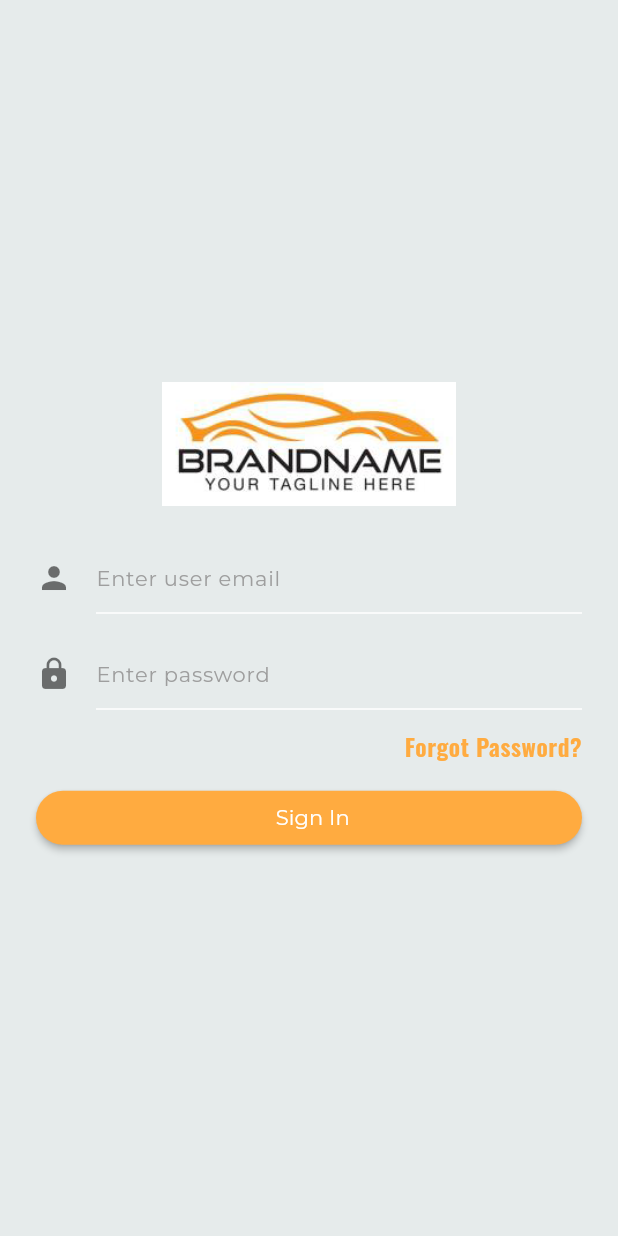
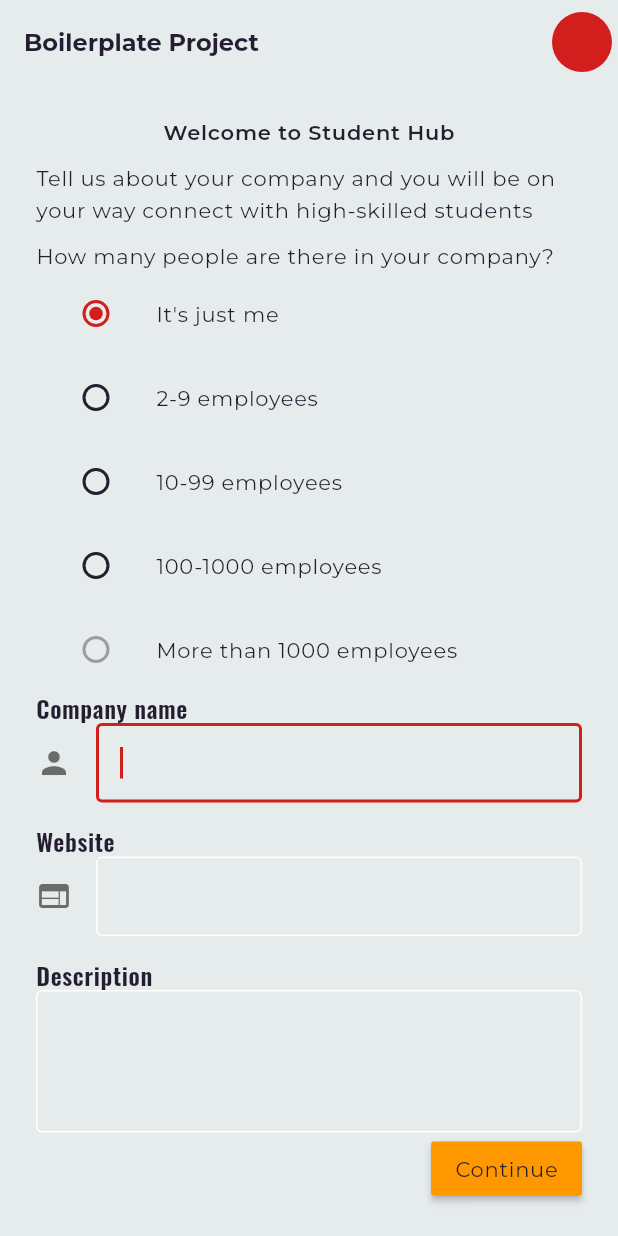
Before and after one commit to bebaoboy/advancedmobiledev_studenthub_20127600_20127004_20127171, a Flutter app: the screen it shows after launch, on a phone screen of 412 x 824 dp. Run offline on Flutter 3.47's test engine with Material 3 defaults, Android fonts, the phone set to English and light mode, and no system bars; our stand-ins replace another_flushbar, dio, event_bus, firebase_analytics, firebase_core, firebase_crashlytics and 8 more; missing offline and left inert: material_dialog, xxtea; accounts and stored records are empty; generated files the repository leaves out were written again.

Commit message:
feature/profile-screen-company: add mockup design
 -implement mock up design for company profile screen

```diff
--- a/lib/core/widgets/textfield_widget.dart
+++ b/lib/core/widgets/textfield_widget.dart
@@ -38,6 +38,9 @@ class TextFieldWidget extends StatelessWidget {
                 Theme.of(context).textTheme.bodyText1!.copyWith(color: hintColor),
             errorText: errorText,
             counterText: '',
+            border: const OutlineInputBorder(
+              borderSide: BorderSide(color: Colors.black)
+            ),
             icon: this.isIcon ? Icon(this.icon, color: iconColor) : null),
       ),
     );
--- a/lib/presentation/di/module/store_module.dart
+++ b/lib/presentation/di/module/store_module.dart
@@ -11,6 +11,7 @@ import 'package:boilerplate/presentation/home/store/language/language_store.dart
 import 'package:boilerplate/presentation/home/store/theme/theme_store.dart';
 import 'package:boilerplate/presentation/login/store/login_store.dart';
 import 'package:boilerplate/presentation/post/store/post_store.dart';
+import 'package:boilerplate/presentation/profile/store/form/profile_form_store.dart';
 
 import '../../../di/service_locator.dart';
 
@@ -22,6 +23,7 @@ mixin StoreModule {
     getIt.registerFactory(
       () => FormStore(getIt<FormErrorStore>(), getIt<ErrorStore>()),
     );
+    getIt.registerFactory(() => ProfileFormErrorStore(),);
 
     // stores:------------------------------------------------------------------
     getIt.registerSingleton<UserStore>(
@@ -33,6 +35,8 @@ mixin StoreModule {
         getIt<ErrorStore>(),
       ),
     );
+
+    getIt.registerFactory(() => ProfileFormStore(getIt<ProfileFormErrorStore>(), getIt<ErrorStore>()));
 
     getIt.registerSingleton<PostStore>(
       PostStore(
--- a/lib/presentation/my_app.dart
+++ b/lib/presentation/my_app.dart
@@ -5,6 +5,7 @@ import 'package:boilerplate/presentation/home/store/language/language_store.dart
 import 'package:boilerplate/presentation/home/store/theme/theme_store.dart';
 import 'package:boilerplate/presentation/login/login.dart';
 import 'package:boilerplate/presentation/login/store/login_store.dart';
+import 'package:boilerplate/presentation/profile/profile.dart';
 import 'package:boilerplate/utils/locale/app_localization.dart';
 import 'package:boilerplate/utils/routes/routes.dart';
 import 'package:flutter/material.dart';
@@ -46,7 +47,8 @@ class MyApp extends StatelessWidget {
             // Built-in localization of basic text for Cupertino widgets
             GlobalCupertinoLocalizations.delegate,
           ],
-          home: _userStore.isLoggedIn ? HomeScreen() : LoginScreen(),
+          // home: _userStore.isLoggedIn ? HomeScreen() : LoginScreen(),
+          home: ProfileScreen(),
         );
       },
     );
--- /dev/null
+++ b/lib/presentation/profile/profile.dart
@@ -0,0 +1,303 @@
+import 'package:another_flushbar/flushbar_helper.dart';
+import 'package:boilerplate/constants/app_theme.dart';
+import 'package:boilerplate/core/widgets/progress_indicator_widget.dart';
+import 'package:boilerplate/core/widgets/textfield_widget.dart';
+import 'package:boilerplate/presentation/home/store/theme/theme_store.dart';
+import 'package:boilerplate/presentation/login/store/login_store.dart';
+import 'package:boilerplate/utils/locale/app_localization.dart';
+import 'package:boilerplate/utils/routes/routes.dart';
+import 'package:flutter/material.dart';
+import 'package:flutter_mobx/flutter_mobx.dart';
+
+import '../../constants/strings.dart';
+import '../../di/service_locator.dart';
+import 'store/form/profile_form_store.dart';
+
+enum CompanySize {
+  single, // 1
+  small, // 2-9
+  medium, // 10-100
+  large, // 100-1000
+  xLarge // 1000+
+}
+
+class ProfileScreen extends StatefulWidget {
+  @override
+  _ProfileScreenState createState() => _ProfileScreenState();
+}
+
+class _ProfileScreenState extends State<ProfileScreen> {
+  //stores:---------------------------------------------------------------------
+  final ThemeStore _themeStore = getIt<ThemeStore>();
+  final ProfileFormStore _formStore = getIt<ProfileFormStore>();
+  final UserStore _userStore = getIt<UserStore>();
+
+  //textEdittingController
+  final TextEditingController _companyNameController = TextEditingController();
+  final TextEditingController _websiteURLController = TextEditingController();
+  final TextEditingController _descriptionController = TextEditingController();
+
+  late FocusNode _companyFocusNode;
+
+  CompanySize _companySize = CompanySize.single;
+
+  @override
+  void initState() {
+    super.initState();
+  }
+
+  @override
+  Widget build(BuildContext context) {
+    return Scaffold(
+      primary: true,
+      appBar: _buildAppBar(context),
+      body: _buildBody(),
+    );
+  }
+
+  PreferredSizeWidget _buildAppBar(BuildContext context) {
+    return AppBar(
+      title: const Text(Strings.appName),
+      actions: _buildActions(context),
+    );
+  }
+
+  List<Widget> _buildActions(BuildContext context) {
+    return <Widget>[
+      IconButton.filled(onPressed: () => {}, icon: const Icon(Icons.person))
+    ];
+  }
+
+  // body methods:--------------------------------------------------------------
+  Widget _buildBody() {
+    return Material(
+      child: Stack(children: <Widget>[
+        Center(child: _buildRightSide()),
+        Observer(
+          builder: (context) {
+            return _userStore.success
+                ? navigate(context)
+                : _showErrorMessage(_formStore.errorStore.errorMessage);
+          },
+        ),
+        Observer(
+          builder: (context) {
+            return Visibility(
+              visible: _userStore.isLoading,
+              child: CustomProgressIndicatorWidget(),
+            );
+          },
+        ),
+      ]),
+    );
+  }
+
+  Widget _buildCompanySizeSelection(BuildContext context) {
+    return Column(
+      crossAxisAlignment: CrossAxisAlignment.start,
+      children: <Widget>[
+        for (int i = 1; i <= 5; i++)
+          ListTile(
+            title: Text(
+                AppLocalizations.of(context)
+                    .translate('profile_question_1_choice_$i'),
+                style: Theme.of(context).textTheme.bodyText1),
+            leading: Radio<CompanySize>(
+              value: CompanySize.values[i - 1],
+              groupValue: _companySize,
+              onChanged: i == 5
+                  ? null
+                  : (CompanySize? value) => {
+                        setState(() => _companySize = value!),
+                      },
+            ),
+          ),
+      ],
+    );
+  }
+
+  Widget _buildCompanyNameField(BuildContext context) {
+    return Observer(
+      builder: (context) {
+        return Column(
+          crossAxisAlignment: CrossAxisAlignment.start,
+          children: [
+            Text(
+              AppLocalizations.of(context)
+                  .translate('profile_question_title_2'),
+              style: Theme.of(context).textTheme.bodySmall,
+            ),
+            TextFieldWidget(
+              inputType: TextInputType.name,
+              icon: Icons.person,
+              iconColor: _themeStore.darkMode ? Colors.white70 : Colors.black54,
+              textController: _companyNameController,
+              inputAction: TextInputAction.next,
+              autoFocus: true,
+              onChanged: (value) {
+                _formStore.setCompanyName(_companyNameController.text);
+              },
+              errorText: _formStore.profileFormErrorStore.companyName,
+            ),
+          ],
+        );
+      },
+    );
+  }
+
+  Widget _buildWebsiteField(BuildContext context) {
+    return Observer(
+      builder: (context) {
+        return Column(
+          crossAxisAlignment: CrossAxisAlignment.start,
+          children: [
+            Text(
+              AppLocalizations.of(context)
+                  .translate('profile_question_title_3'),
+              style: Theme.of(context).textTheme.bodySmall,
+            ),
+            TextFieldWidget(
+              inputType: TextInputType.url,
+              icon: Icons.web,
+              autoFocus: false,
+              iconColor: _themeStore.darkMode ? Colors.white70 : Colors.black54,
+              textController: _websiteURLController,
+              inputAction: TextInputAction.next,
+              onChanged: (value) {
+                _formStore.setWebsite(_websiteURLController.text);
+              },
+              errorText: _formStore.profileFormErrorStore.website,
+              onFieldSubmitted: (value) =>
+                  {FocusScope.of(context).requestFocus(_companyFocusNode)},
+            ),
+          ],
+        );
+      },
+    );
+  }
+
+  Widget _buildDescriptionField(BuildContext context) {
+    return Column(
+      crossAxisAlignment: CrossAxisAlignment.start,
+      children: [
+        Text(
+          AppLocalizations.of(context).translate('profile_question_title_4'),
+          style: Theme.of(context).textTheme.bodySmall,
+        ),
+        TextField(
+          decoration: const InputDecoration(
+            border: OutlineInputBorder(
+              borderSide: BorderSide(color: Colors.black)
+            )
+          ),
+          onChanged: (value) {
+            _formStore.setDescription(_descriptionController.text);
+          },
+          controller: _descriptionController,
+          onSubmitted: (value) =>
+              {FocusScope.of(context).requestFocus(_companyFocusNode)},
+          minLines: 3,
+          maxLines: 5,
+        ),
+      ],
+    );
+  }
+
+  Widget _buildRightSide() {
+    return SingleChildScrollView(
+      child: Padding(
+        padding: const EdgeInsets.symmetric(horizontal: 24.0),
+        child: Column(
+          mainAxisSize: MainAxisSize.max,
+          crossAxisAlignment: CrossAxisAlignment.stretch,
+          mainAxisAlignment: MainAxisAlignment.center,
+          children: <Widget>[
+            Center(
+              child: Text(
+                AppLocalizations.of(context).translate('profile_welcome_title'),
+                style: Theme.of(context)
+                    .textTheme
+                    .bodyText1
+                    ?.copyWith(fontWeight: FontWeight.w600),
+              ),
+            ),
+            const SizedBox(
+              height: 10,
+            ),
+            Center(
+              child: Text(
+                AppLocalizations.of(context).translate('profile_common_body'),
+                style: Theme.of(context).textTheme.bodyText1,
+              ),
+            ),
+            const SizedBox(
+              height: 10,
+            ),
+            Text(
+              AppLocalizations.of(context)
+                  .translate('profile_question_title_1'),
+              style: Theme.of(context).textTheme.bodyText1,
+            ),
+            _buildCompanySizeSelection(context),
+            _buildCompanyNameField(context),
+            const SizedBox(
+              height: 15,
+            ),
+            _buildWebsiteField(context),
+            const SizedBox(
+              height: 15,
+            ),
+            _buildDescriptionField(context),
+            Container(
+              alignment: Alignment.centerRight,
+              child: MaterialButton(
+                  onPressed: () => navigate(context),
+                  color: Colors.orange,
+                  child: Text(
+                    AppLocalizations.of(context).translate('profile_continue'),
+                    style: Theme.of(context).textTheme.bodyText1,
+                  ),),
+            ),
+          ],
+        ),
+      ),
+    );
+  }
+
+  Widget navigate(BuildContext context) {
+    Future.delayed(const Duration(milliseconds: 0), () {
+      Navigator.of(context).pushNamedAndRemoveUntil(
+          Routes.setting, (Route<dynamic> route) => false);
+    });
+
+    return Container();
+  }
+
+  // General Methods:-----------------------------------------------------------
+  _showErrorMessage(String message) {
+    if (message.isNotEmpty) {
+      Future.delayed(const Duration(milliseconds: 0), () {
+        if (message.isNotEmpty) {
+          FlushbarHelper.createError(
+            message: message,
+            title:
+                AppLocalizations.of(context).translate('profile_change_error'),
+            duration: const Duration(seconds: 3),
+          ).show(context);
+        }
+      });
+    }
+
+    return const SizedBox.shrink();
+  }
+
+  // dispose:-------------------------------------------------------------------
+  @override
+  void dispose() {
+    // Clean up the controller when the Widget is removed from the Widget tree
+    _descriptionController.dispose();
+    _companyNameController.dispose();
+    _websiteURLController.dispose();
+    super.dispose();
+  }
+}
--- a/lib/utils/routes/routes.dart
+++ b/lib/utils/routes/routes.dart
@@ -1,5 +1,6 @@
 import 'package:boilerplate/presentation/home/home.dart';
 import 'package:boilerplate/presentation/login/login.dart';
+import 'package:boilerplate/presentation/profile/profile.dart';
 import 'package:flutter/material.dart';
 
 class Routes {
@@ -9,9 +10,12 @@ class Routes {
   static const String splash = '/splash';
   static const String login = '/login';
   static const String home = '/post';
+  static const String profile = '/profile';
+  static const String setting = '/settings';
 
   static final routes = <String, WidgetBuilder>{
     login: (BuildContext context) => LoginScreen(),
-    home: (BuildContext context) => HomeScreen(),
+    home: (BuildContext context) => ProfileScreen(),
+    setting: (BuildContext context) => HomeScreen(),
   };
 }
--- a/pubspec.yaml
+++ b/pubspec.yaml
@@ -76,9 +76,9 @@ dev_dependencies:
   # flutter packages get
   # flutter packages pub run flutter_launcher_icons:main
   flutter_launcher_icons: ^0.13.1
-  mobx_codegen: ^2.2.0
   build_runner: ^2.3.3
   analyzer: ^5.10.0
+  flutter_lints: ^3.0.1
 
 flutter_icons:
   image_path: "assets/icons/ic_launcher.png"
```
Also changed, not shown: assets/lang/en.json (+16 -1 lines), assets/lang/vi.json (+15 -1 lines), lib/presentation/profile/store/form/profile_form_store.dart (added, +86 -0 lines).
